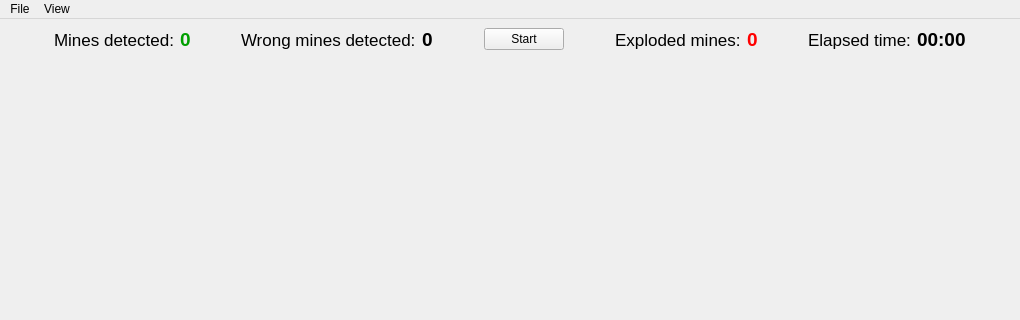
This is src/simulator/gui/ui/mainwindow.ui in phir2-lab/hratc2017_framework as Qt 5 draws it before an edit; both pictures show x 0 to 1020 and y 0 to 320 of the 1020 by 600 pixel window. The edited form follows.
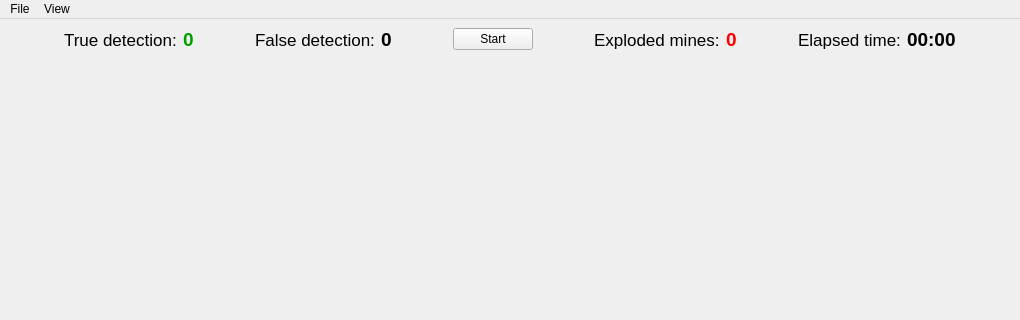
This is the edited form. Icons and pictures are not drawn.

Commit message: Adiciona client no launch file "run_simulator" Reformula nomes da janela principal Remove antigo plot do sinal dos coils

Diff of the .ui file:
```diff
--- a/src/simulator/gui/ui/mainwindow.ui
+++ b/src/simulator/gui/ui/mainwindow.ui
@@ -44,7 +44,7 @@
          </font>
         </property>
         <property name="text">
-         <string>Mines detected:</string>
+         <string>True detection:</string>
         </property>
        </widget>
       </item>
@@ -120,7 +120,7 @@
          </font>
         </property>
         <property name="text">
-         <string>Wrong mines detected:</string>
+         <string>False detection:</string>
         </property>
        </widget>
       </item>
```
Left out of the diff: 45 changed lines with no effect on the pictures. The commit also changes 5 other files.
